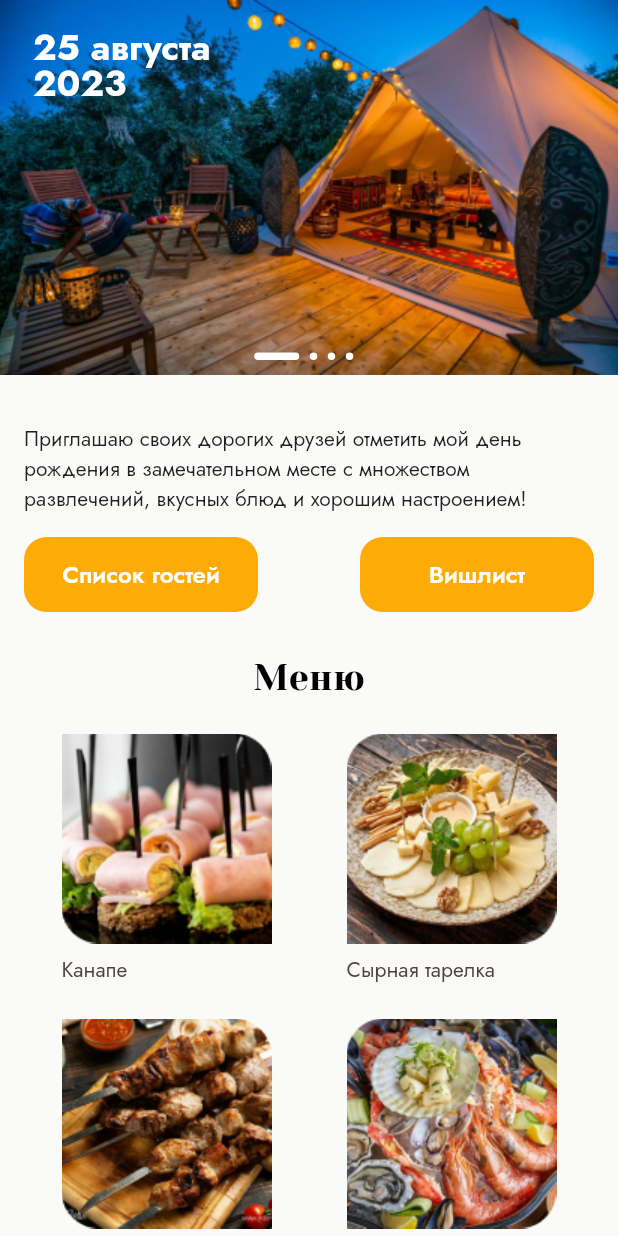
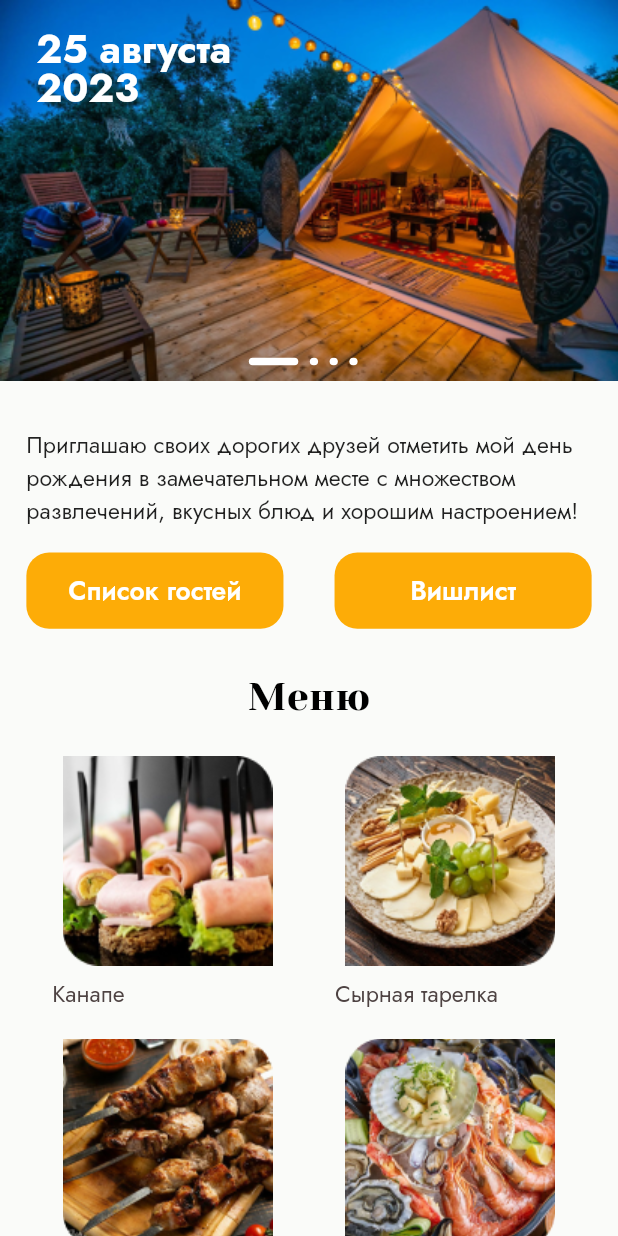
Before and after one commit to barbarisss/birthday_app, a Flutter app: the screen it shows after launch, on a phone screen of 412 x 824 dp. Run offline on Flutter 3.47's test engine with Material 2 defaults, Android fonts, the phone set to English and light mode, and no system bars; drawn by our look-alikes of carousel_slider; our stand-ins replace flutter_screenutil, flutter_svg; missing offline and left inert: yandex_mapkit.

Commit message:
feature: added screenutil

```diff
--- a/lib/main.dart
+++ b/lib/main.dart
@@ -1,6 +1,7 @@
 import 'package:birthday_app/presentation/screens/main/main_screen.dart';
 import 'package:birthday_app/utils/theme.dart';
 import 'package:flutter/material.dart';
+import 'package:flutter_screenutil/flutter_screenutil.dart';
 import 'package:yandex_mapkit/yandex_mapkit.dart';
 
 void main() {
@@ -13,11 +14,14 @@ class MyApp extends StatelessWidget {
 
   @override
   Widget build(BuildContext context) {
-    return MaterialApp(
-      title: 'Birthday App',
-      debugShowCheckedModeBanner: false,
-      theme: theme(),
-      home: const MainScreenWidget(),
+    return ScreenUtilInit(
+      builder: (context, widget) => MaterialApp(
+        title: 'Birthday App',
+        debugShowCheckedModeBanner: false,
+        theme: theme(),
+        home: const MainScreenWidget(),
+      ),
+      designSize: const Size(375, 812),
     );
   }
 }
--- a/lib/presentation/screens/main/main_screen.dart
+++ b/lib/presentation/screens/main/main_screen.dart
@@ -9,6 +9,7 @@ import 'package:carousel_slider/carousel_slider.dart';
 import 'package:flutter/material.dart';
 import 'package:flutter_svg/flutter_svg.dart';
 import 'package:url_launcher/url_launcher.dart';
+import 'package:flutter_screenutil/flutter_screenutil.dart';
 import 'package:yandex_mapkit/yandex_mapkit.dart';
 
 class MainScreenWidget extends StatelessWidget {
@@ -21,17 +22,17 @@ class MainScreenWidget extends StatelessWidget {
         body: ListView(
           children: [
             const SwiperWidget(),
-            const SizedBox(height: 16),
+            SizedBox(height: 16.h),
             Padding(
-              padding: const EdgeInsets.symmetric(horizontal: 16),
+              padding: EdgeInsets.symmetric(horizontal: 16.w),
               child: Column(
                 children: [
-                  const SizedBox(height: 16),
-                  const Text(
+                  SizedBox(height: 16.h),
+                  Text(
                     AppStrings.invite,
-                    style: TextStyle(fontSize: 14),
+                    style: TextStyle(fontSize: 14.sp),
                   ),
-                  const SizedBox(height: 16),
+                  SizedBox(height: 16.h),
                   Row(
                     mainAxisAlignment: MainAxisAlignment.spaceBetween,
                     children: const [
@@ -39,11 +40,11 @@ class MainScreenWidget extends StatelessWidget {
                       YellowButtonWidget(title: AppStrings.wishlist),
                     ],
                   ),
-                  const SizedBox(height: 30),
+                  SizedBox(height: 30.h),
                   const _MenuViewWidget(),
-                  const SizedBox(height: 30),
+                  SizedBox(height: 30.h),
                   const _EntertaimentViewWidget(),
-                  const SizedBox(height: 30),
+                  SizedBox(height: 30.h),
                   const _MapSectionWidget(),
                 ],
               ),
@@ -87,7 +88,7 @@ class _SwiperWidgetState extends State<SwiperWidget> {
           },
           itemCount: images.length,
           options: CarouselOptions(
-            height: 250,
+            height: 250.h,
             viewportFraction: 1,
             enlargeCenterPage: false,
             onPageChanged: (page, _) {
@@ -97,33 +98,33 @@ class _SwiperWidgetState extends State<SwiperWidget> {
             },
           ),
         ),
-        const Positioned(
-          top: 22,
-          left: 22,
+        Positioned(
+          top: 22.h,
+          left: 22.w,
           child: Text(
             AppStrings.date,
             style: TextStyle(
               color: AppColors.white,
               fontWeight: FontWeight.w700,
               height: 1,
-              fontSize: 24,
+              fontSize: 24.sp,
             ),
           ),
         ),
         Positioned(
-          bottom: 10,
+          bottom: 10.h,
           child: Align(
             child: Row(
               children: List.generate(images.length, (index) {
                 return Padding(
-                  padding: const EdgeInsets.only(right: 7),
+                  padding: EdgeInsets.only(right: 7.w),
                   child: AnimatedContainer(
                     duration: const Duration(milliseconds: 300),
-                    height: 5,
-                    width: activePage == index ? 30 : 5,
+                    height: 5.h,
+                    width: activePage == index ? 30.w : 5.w,
                     decoration: BoxDecoration(
                       color: AppColors.white,
-                      borderRadius: BorderRadius.circular(40),
+                      borderRadius: BorderRadius.circular(40.r),
                     ),
                   ),
                 );
@@ -147,8 +148,8 @@ class YellowButtonWidget extends StatelessWidget {
   @override
   Widget build(BuildContext context) {
     return SizedBox(
-      height: 50,
-      width: 156,
+      height: 50.h,
+      width: 156.w,
       child: ElevatedButton(
         onPressed: () {},
         style: ButtonStyle(
@@ -157,15 +158,15 @@ class YellowButtonWidget extends StatelessWidget {
           elevation: MaterialStateProperty.all(0),
           shape: MaterialStateProperty.all<RoundedRectangleBorder>(
             RoundedRectangleBorder(
-              borderRadius: BorderRadius.circular(15.0),
+              borderRadius: BorderRadius.circular(15.r),
             ),
           ),
         ),
         child: Text(
           title,
-          style: const TextStyle(
+          style: TextStyle(
             fontWeight: FontWeight.w600,
-            fontSize: 16,
+            fontSize: 16.sp,
           ),
         ),
       ),
@@ -198,15 +199,15 @@ class _MenuViewWidgetState extends State<_MenuViewWidget> {
   Widget build(BuildContext context) {
     return Column(
       children: [
-        const Text(
+        Text(
           AppStrings.menu,
           style: TextStyle(
             fontFamily: 'Yeseva One',
             color: AppColors.darkBlack,
-            fontSize: 24,
+            fontSize: 24.sp,
           ),
         ),
-        const SizedBox(height: 16),
+        SizedBox(height: 16.h),
         GridView.builder(
           gridDelegate: const SliverGridDelegateWithFixedCrossAxisCount(
             crossAxisCount: 2,
@@ -219,18 +220,18 @@ class _MenuViewWidgetState extends State<_MenuViewWidget> {
               children: [
                 Image.asset(
                   items[index].image,
-                  width: 140,
-                  height: 154,
+                  width: 140.w,
+                  height: 154.h,
                 ),
                 SizedBox(
-                  width: 140,
+                  width: 140.w,
                   child: Align(
                     alignment: Alignment.centerLeft,
                     child: Text(
                       items[index].title,
-                      style: const TextStyle(
+                      style: TextStyle(
                         color: AppColors.grey,
-                        fontSize: 14,
+                        fontSize: 14.sp,
                       ),
                     ),
                   ),
@@ -247,10 +248,10 @@ class _MenuViewWidgetState extends State<_MenuViewWidget> {
           },
           child: Text(
             isColapsed == true ? AppStrings.expand : AppStrings.collapse,
-            style: const TextStyle(
+            style: TextStyle(
               color: AppColors.black,
               decoration: TextDecoration.underline,
-              fontSize: 14,
+              fontSize: 14.sp,
             ),
           ),
         )
@@ -309,24 +310,24 @@ class _EntertaimentViewWidgetState extends State<_EntertaimentViewWidget> {
   Widget build(BuildContext context) {
     return Column(
       children: [
-        const Text(
+        Text(
           AppStrings.entertainment,
           style: TextStyle(
             fontFamily: 'Yeseva One',
             color: AppColors.darkBlack,
-            fontSize: 24,
+            fontSize: 24.sp,
           ),
         ),
-        const SizedBox(height: 16),
+        SizedBox(height: 16.h),
         ListView.separated(
           itemBuilder: (context, index) {
             return SizedBox(
-              height: 42,
+              height: 42.h,
               child: ListTile(
                 leading: Image.asset(
                   items[index].icon,
-                  width: 42,
-                  height: 42,
+                  width: 42.w,
+                  height: 42.h,
                 ),
                 title: Text(items[index].title),
                 subtitle: Text(
@@ -340,12 +341,12 @@ class _EntertaimentViewWidgetState extends State<_EntertaimentViewWidget> {
               ),
             );
           },
-          separatorBuilder: (context, index) => const SizedBox(height: 16),
+          separatorBuilder: (context, index) => SizedBox(height: 16.h),
           itemCount: isColapsed == true ? 2 : items.length,
           physics: const NeverScrollableScrollPhysics(),
           shrinkWrap: true,
         ),
-        const SizedBox(height: 16),
+        SizedBox(height: 16.h),
         TextButton(
           onPressed: () {
             setState(() {
@@ -354,10 +355,10 @@ class _EntertaimentViewWidgetState extends State<_EntertaimentViewWidget> {
           },
           child: Text(
             isColapsed == true ? AppStrings.expand : AppStrings.collapse,
-            style: const TextStyle(
+            style: TextStyle(
               color: AppColors.black,
               decoration: TextDecoration.underline,
-              fontSize: 14,
+              fontSize: 14.sp,
             ),
           ),
         ),
@@ -378,25 +379,25 @@ class _MapSectionWidgetState extends State<_MapSectionWidget> {
   Widget build(BuildContext context) {
     return Column(
       children: [
-        const SizedBox(
+        SizedBox(
           width: double.infinity,
-          height: 246,
-          child: YandexMap(),
+          height: 246.h,
+          child: const YandexMap(),
         ),
-        const SizedBox(height: 4),
+        SizedBox(height: 4.h),
         const Text(
           AppStrings.address,
           style: TextStyle(color: AppColors.grey),
         ),
-        const SizedBox(height: 4),
+        SizedBox(height: 4.h),
         TextButton(
           onPressed: goToGoogle,
-          child: const Text(
+          child: Text(
             AppStrings.goToWebsite,
             style: TextStyle(
               color: AppColors.black,
               decoration: TextDecoration.underline,
-              fontSize: 14,
+              fontSize: 14.sp,
             ),
           ),
         ),
--- a/pubspec.yaml
+++ b/pubspec.yaml
@@ -18,6 +18,7 @@ dependencies:
   flutter_svg: ^2.0.5
   url_launcher: ^6.1.10
   yandex_mapkit: ^3.3.0
+  flutter_screenutil: ^5.7.0
 
 dev_dependencies:
   flutter_test:
```
Also changed, not shown: pubspec.lock.
